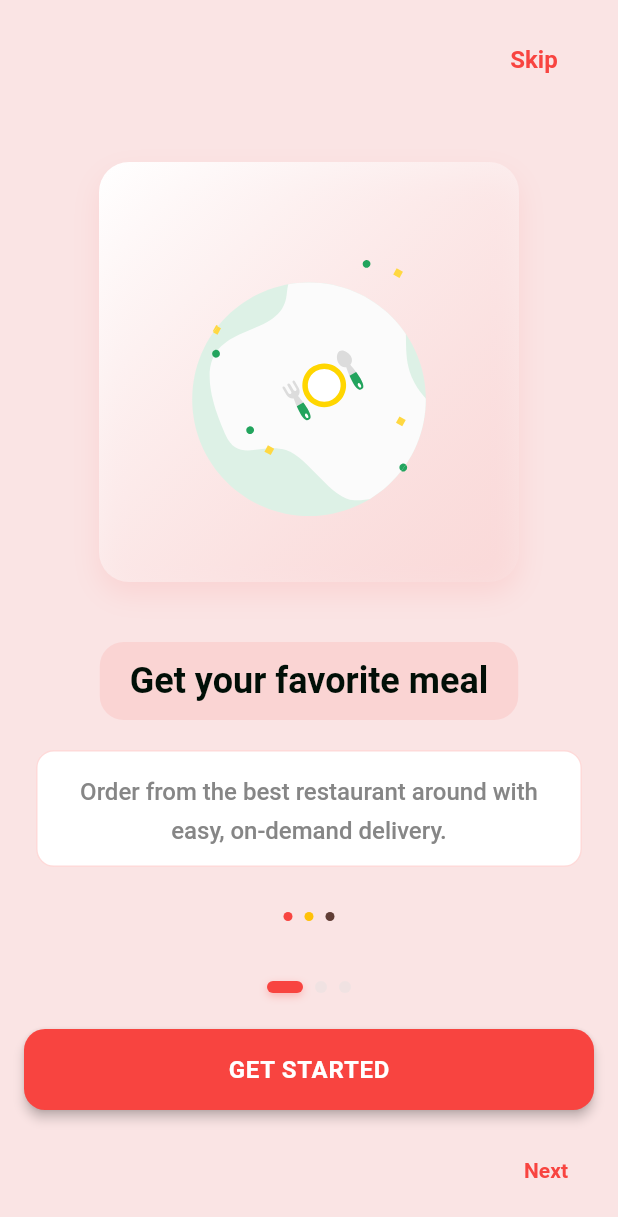
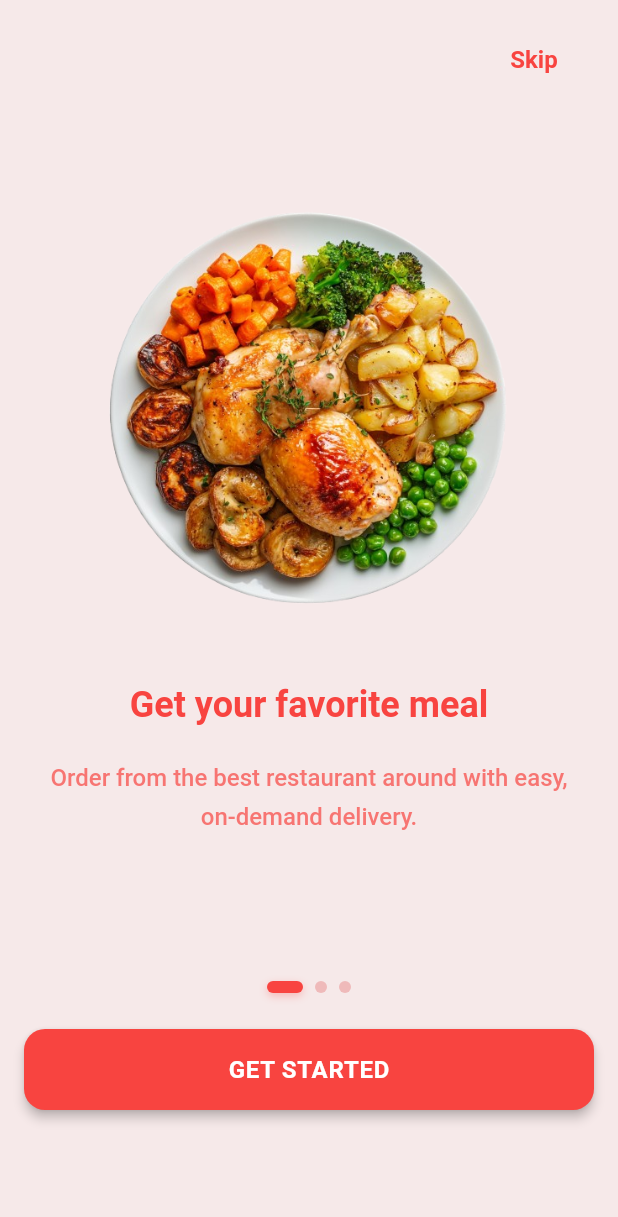
Before and after one commit to Mandeeq/Restuarant_app, a Flutter app: the screen it shows after launch, on a phone screen of 412 x 824 dp. Shown: the top 1217 px of the screen. Run offline on Flutter 3.47's test engine with Material 3 defaults, Android fonts, the phone set to English and light mode, and no system bars; our stand-ins replace flutter_svg, form_field_validator; accounts and stored records are empty; network calls fail; Roboto replaces fonts that are missing (Grotesk).

Commit message:
Fixing onboarding screens

```diff
--- a/lib/screens/admin/admin_orders_screen.dart
+++ b/lib/screens/admin/admin_orders_screen.dart
@@ -517,7 +517,7 @@ class _AdminOrdersScreenState extends State<AdminOrdersScreen> {
                   ),
                   const Spacer(),
                   Text(
-                    '\$${order.totalAmount.toStringAsFixed(2)}',
+                    '\Ksh. ${order.totalAmount.toStringAsFixed(2)}',
                     style: const TextStyle(
                       fontSize: 16,
                       fontWeight: FontWeight.bold,
--- a/lib/screens/onboarding/components/onboard_content.dart
+++ b/lib/screens/onboarding/components/onboard_content.dart
@@ -1,5 +1,4 @@
 import 'package:flutter/material.dart';
-import 'package:flutter_svg/flutter_svg.dart';
 import '../../../theme.dart';
 
 class OnboardContent extends StatelessWidget {
@@ -10,7 +9,9 @@ class OnboardContent extends StatelessWidget {
     required this.text,
   });
 
-  final String? illustration, title, text;
+  final String illustration;
+  final String title;
+  final String text;
 
   @override
   Widget build(BuildContext context) {
@@ -26,104 +27,58 @@ class OnboardContent extends StatelessWidget {
             width: 280,
             height: 280,
             decoration: BoxDecoration(
-              color: Colors.white,
+              // color: Colors.white,
               borderRadius: BorderRadius.circular(20),
               boxShadow: [
-                BoxShadow(
-                  color: primaryColor.withOpacity(0.1),
-                  blurRadius: 15,
-                  offset: const Offset(0, 8),
+                // BoxShadow(
+                //   // color: primaryColor.withOpacity(0.1),
+                //   blurRadius: 15,
+                //   offset: const Offset(0, 8),
+                // ),
+              ],
+              // gradient: LinearGradient(
+              //   begin: Alignment.topLeft,
+              //   end: Alignment.bottomRight,
+              //   // colors: [
+              //   //   Colors.white,
+              //   //   backgroundColor.withOpacity(0.3),
+              //   // ],
+              // ),
             ),
-              ],
-              gradient: LinearGradient(
-                begin: Alignment.topLeft,
-                end: Alignment.bottomRight,
-                colors: [
-                  Colors.white,
-                  backgroundColor.withOpacity(0.3),
-                ],
-              ),
-            ),
-            padding: const EdgeInsets.all(40),
-            child: SvgPicture.asset(
-              illustration!,
-              fit: BoxFit.contain,
+            padding: const EdgeInsets.all(0),
+            child: Image.asset(
+              illustration,
+              fit: BoxFit.cover,
             ),
           ),
           const SizedBox(height: 40),
 
-          // Title with decorative elements
-          Stack(
-            alignment: Alignment.center,
-            children: [
-              // Decorative background for title
-              Container(
-                padding: const EdgeInsets.symmetric(horizontal: 20, vertical: 12),
-                decoration: BoxDecoration(
-                  color: primaryColor.withOpacity(0.1),
-                  borderRadius: BorderRadius.circular(16),
-                ),
-                child: Text(
-                  title!,
+          // Title
+          Text(
+            title,
             style: theme.textTheme.headlineMedium?.copyWith(
               fontWeight: FontWeight.bold,
-                    color: titleColor,
+              color: primaryColor,
               fontSize: 24,
+              fontFamily: 'Grotesk',
             ),
             textAlign: TextAlign.center,
           ),
-              ),
-            ],
-          ),
           const SizedBox(height: 20),
 
-          // Text content with improved styling
-          Container(
-            padding: const EdgeInsets.symmetric(horizontal: 16, vertical: 12),
-            decoration: BoxDecoration(
-              color: Colors.white,
-              borderRadius: BorderRadius.circular(12),
-              border: Border.all(
-                color: primaryColor.withOpacity(0.2),
-                width: 1,
-              ),
-            ),
-            child: Text(
-              text!,
+          // Text content
+          Text(
+            text,
             style: theme.textTheme.bodyLarge?.copyWith(
-                color: bodyTextColor,
+              color: primaryColor.withOpacity(0.7),
               height: 1.6,
               fontSize: 16,
             ),
             textAlign: TextAlign.center,
           ),
-          ),
           const SizedBox(height: 30),
-
-          // Decorative dots (optional)
-          Row(
-            mainAxisAlignment: MainAxisAlignment.center,
-            children: [
-              _buildDecorativeDot(primaryColor),
-              const SizedBox(width: 8),
-              _buildDecorativeDot(secondaryColor),
-              const SizedBox(width: 8),
-              _buildDecorativeDot(accentColor),
-            ],
-          ),
         ],
       ),
     );
   }
-
-  Widget _buildDecorativeDot(Color color) {
-    return Container(
-      width: 6,
-      height: 6,
-      decoration: BoxDecoration(
-        color: color,
-        shape: BoxShape.circle,
-      ),
-    );
 }
-}
--- a/lib/screens/onboarding/onboarding_scrreen.dart
+++ b/lib/screens/onboarding/onboarding_scrreen.dart
@@ -85,7 +85,7 @@ class _OnboardingScreenState extends State<OnboardingScreen> {
                     (index) => DotIndicator(
                   isActive: index == currentPage,
                   activeColor: primaryColor,
-                  inActiveColor: Colors.grey[300]!,
+                  inActiveColor: Colors.red[300]!,
                 ),
               ),
             ),
@@ -167,7 +167,7 @@ class _OnboardingScreenState extends State<OnboardingScreen> {
                           );
                         },
                         child: Text(
-                          "Next",
+                          "",
                           style: TextStyle(
                             color: primaryColor,
                             fontWeight: FontWeight.w600,
@@ -191,17 +191,17 @@ class _OnboardingScreenState extends State<OnboardingScreen> {
 // Demo data for our Onboarding screen
 List<Map<String, dynamic>> demoData = [
   {
-    "illustration": "assets/Illustrations/Illustrations_1.svg",
+    "illustration": "assets/images/onboarding1-removebg-preview.png",
     "title": "Get your favorite meal",
     "text": "Order from the best restaurant around with easy, on-demand delivery.",
   },
   {
-    "illustration": "assets/Illustrations/Illustrations_2.svg",
+    "illustration": "assets/images/onboarding1-removebg-preview.png",
     "title": "Free delivery offers",
     "text": "Free delivery for new customers via Apple Pay and other payment methods.",
   },
   {
-    "illustration": "assets/Illustrations/Illustrations_3.svg",
+    "illustration": "assets/images/onboarding1-removebg-preview.png",
     "title": "Choose your food",
     "text": "Easily find your type of food craving and you'll get delivery in wide range.",
   },
--- a/lib/theme.dart
+++ b/lib/theme.dart
@@ -4,7 +4,7 @@ import 'package:form_field_validator/form_field_validator.dart';
 // Color Palette (merged)
 const Color primaryColor = Color(0xFFF84440); // 🍅 Vibrant Red
 const Color secondaryColor = Color(0xFFFFC107); // 🌽 Golden Yellow
-const Color backgroundColor = Color(0xFFFAE4E4); // Warm off-white background
+const Color backgroundColor = Color.fromARGB(255, 246, 233, 233); // Warm off-white background
 const Color cardColor = Colors.white;
 
 // Legacy constants from constants.dart
```
Also changed, not shown: assets/images/onboarding1-removebg-preview.png (added), assets/images/onboarding2-removebg-preview.png (added). Lines whose indentation alone changed are shown as unchanged.
